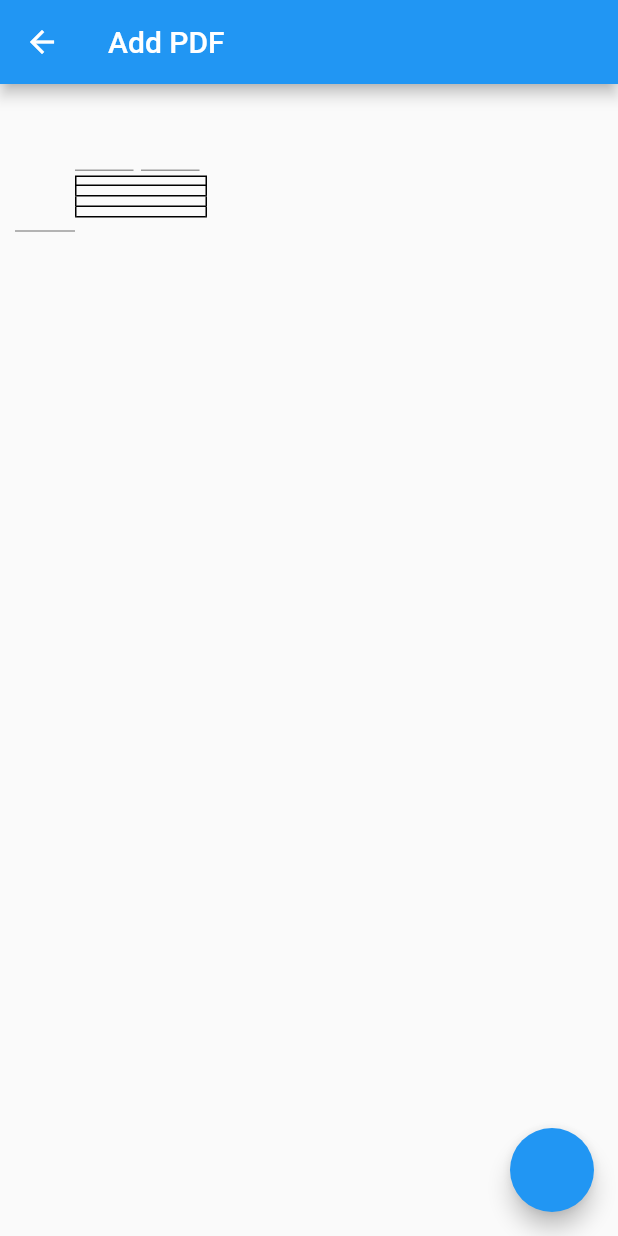
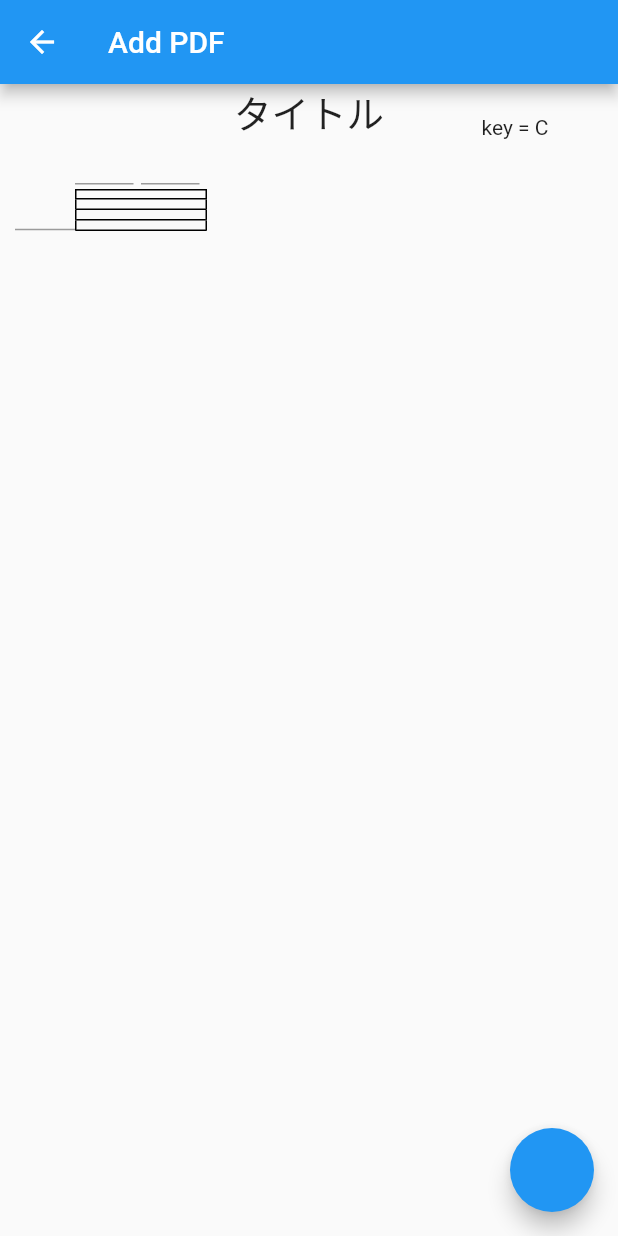
Before and after one commit to nokunoku1234/our_score, a Flutter app: the AddPdfPage screen opened directly, on a phone screen of 412 x 824 dp. Run offline on Flutter 3.47's test engine with Material 2 defaults, Android fonts, the light colour scheme and no system bars; our stand-ins replace pdf; missing offline and left inert: flutter_pdfview.

Commit message:
譜面作成画面修正

```diff
--- a/lib/pages/add_pdf_page.dart
+++ b/lib/pages/add_pdf_page.dart
@@ -24,7 +24,12 @@ class _AddPdfPageState extends State<AddPdfPage> {
       body: Container(
         width: double.infinity,
         height: double.infinity,
-        child: buildBody(),
+        child: Column(
+          children: <Widget>[
+            buildTitle(),
+            buildBars(),
+          ],
+        ),
       ),
       floatingActionButton: FloatingActionButton(
         onPressed: () {
@@ -37,7 +42,28 @@ class _AddPdfPageState extends State<AddPdfPage> {
     );
   }
 
-  Widget buildBody() {
+  Row buildTitle() {
+    return Row(
+      crossAxisAlignment: CrossAxisAlignment.end,
+      children: <Widget>[
+        Expanded(flex: 1, child: Container()),
+        Expanded(
+          flex: 1,
+          child: Container(
+            width: 100,
+            child: Center(child: Text(
+              'タイトル',
+              style: TextStyle(fontSize: 25),
+              )
+            )
+          )
+        ),
+        Expanded(flex: 1, child: Container(child: Center(child: Text('key = C')))),
+      ],
+    );
+  }
+
+  Widget buildBars() {
     int numberOfRow = 4;
 
     List<Widget> _listColumn = [];
@@ -47,6 +73,7 @@ class _AddPdfPageState extends State<AddPdfPage> {
       if((i + 1) % numberOfRow == 1) {
         _listCache.add(
           Container(
+            height: 28,
             width: 40,
             child: TextField(),
           )
@@ -69,7 +96,7 @@ class _AddPdfPageState extends State<AddPdfPage> {
       } else if(i + 1 == barList.length){
         for(int j = 0; j < numberOfRow - (i + 1) % numberOfRow; j++) {
           _listCache.add(
-              Expanded(child: Container(),)
+            Expanded(child: Container(),)
           );
         }
         _listColumn.add(Row(children: _listCache,));
@@ -96,6 +123,7 @@ class _AddPdfPageState extends State<AddPdfPage> {
               child: Padding(
                 padding: EdgeInsets.only(right: 5.0, bottom: 3.0),
                 child: Container(
+                  height: 20,
                   width: width / 2,
                   child: TextField()
                 ),
@@ -106,6 +134,7 @@ class _AddPdfPageState extends State<AddPdfPage> {
               child: Padding(
                 padding: EdgeInsets.only(right: 5.0, bottom: 3.0),
                 child: Container(
+                  height: 20,
                   width: width / 2,
                   child: TextField()
                 ),
@@ -159,7 +188,7 @@ class _AddPdfPageState extends State<AddPdfPage> {
           ),
         ),
         Padding(
-          padding: EdgeInsets.all(25.0),
+          padding: EdgeInsets.all(11.0),
         ),
       ],
     );
```
